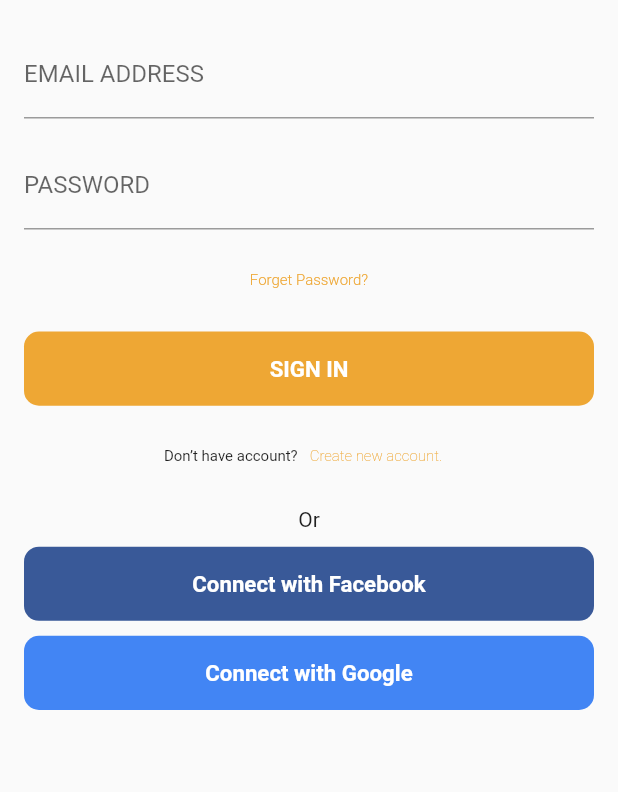
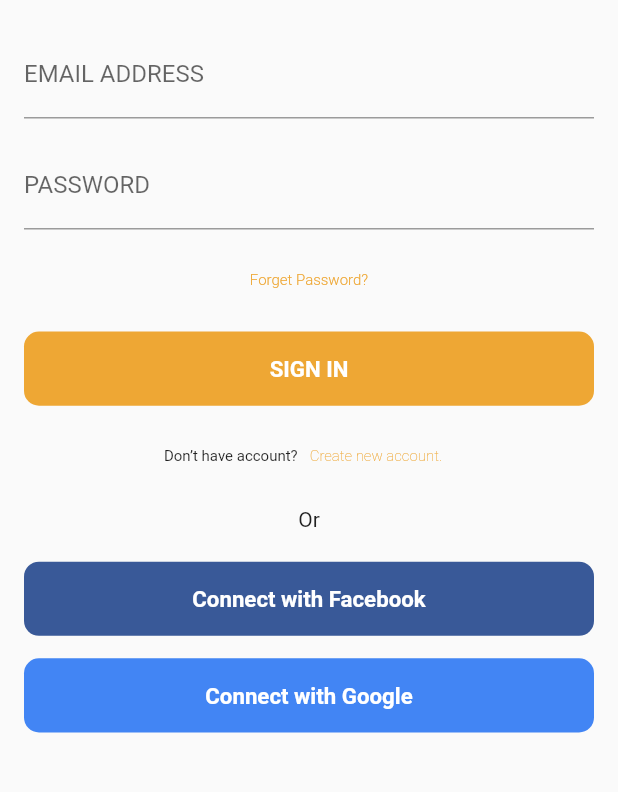
Before and after one commit to bimm1010/food_service, a Flutter app: the screen it shows after launch, after a tap on "GET STARTED", on a phone screen of 412 x 824 dp, the part 285-1077 px from its top. Run offline on Flutter 3.47's test engine with Material 2 defaults, Android fonts, the phone set to English and light mode, and no system bars; our stand-ins replace flutter_svg.

Commit message:
change position

```diff
--- a/lib/pages/loginScreen/login_fb_gg.dart
+++ b/lib/pages/loginScreen/login_fb_gg.dart
@@ -12,11 +12,11 @@
       child: Column(
         children: [
           const Padding(
-            padding: EdgeInsets.only(bottom: 10),
+            padding: EdgeInsets.only(bottom: 20),
             child: Text('Or'),
           ),
           Padding(
-            padding: const EdgeInsets.only(bottom: 10),
+            padding: const EdgeInsets.only(bottom: 15),
             child: ElevatedButton(
               onPressed: () {},
               style: ButtonStyle(
```
